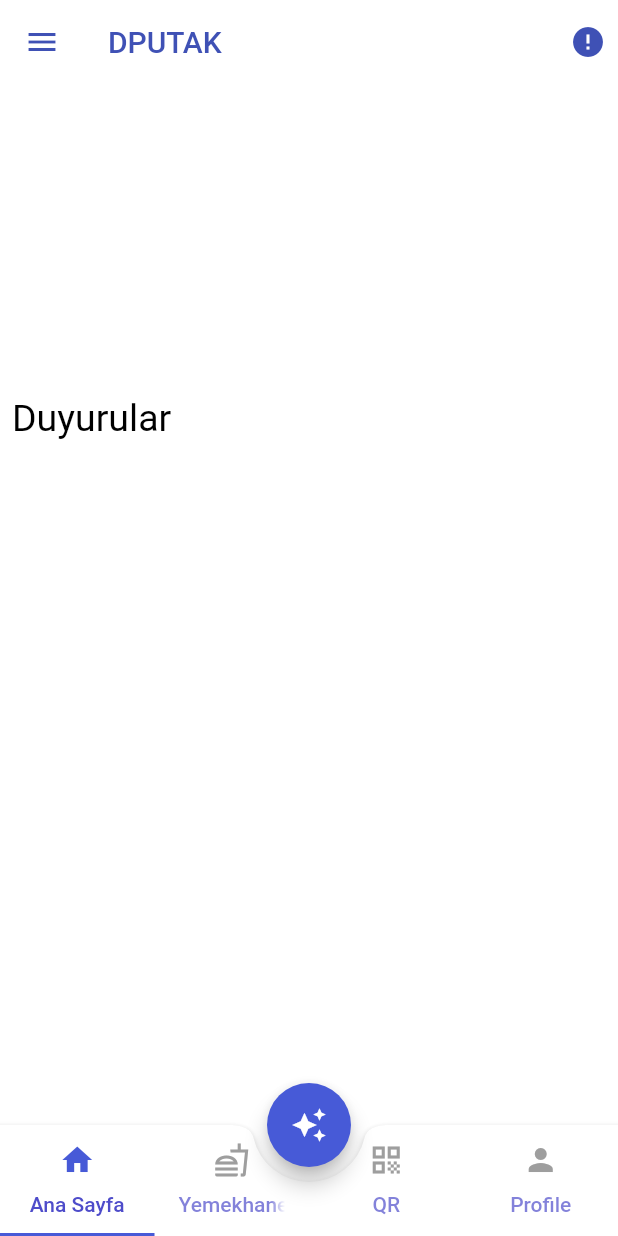
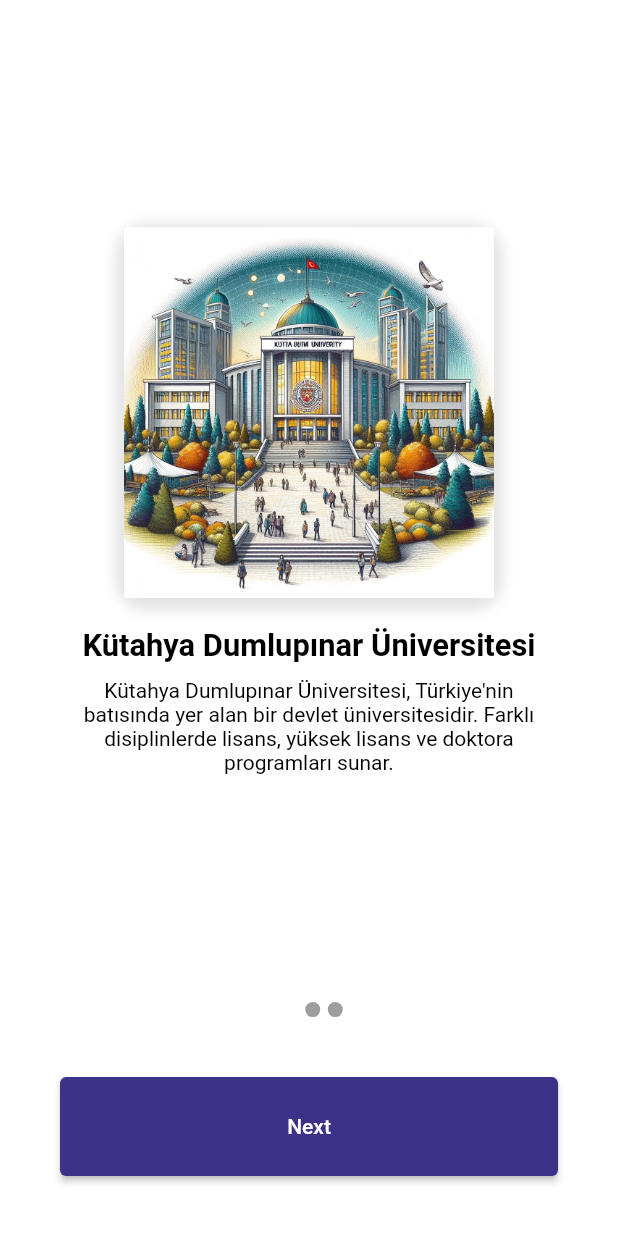
Before and after one commit to musaguzel/akilli_kampus, a Flutter app: the screen it shows after launch, on a phone screen of 412 x 824 dp. Run offline on Flutter 3.47's test engine with Material 2 defaults, Android fonts, the phone set to English and light mode, and no system bars; drawn by our look-alikes of cached_network_image; our stand-ins replace assets_audio_player, carousel_slider, cloud_firestore, connectivity_plus, easy_localization, firebase_auth and 13 more; missing offline and left inert: qr_code_scanner; accounts and stored records are empty; generated files the repository leaves out were written again; project files that could hold a hidden picture were left out.

Commit message:
hackathlon commit

```diff
--- a/lib/core/constants/navigation/navigation_constants.dart
+++ b/lib/core/constants/navigation/navigation_constants.dart
@@ -21,6 +21,8 @@
 
   static const MAIN = '/main';
 
+  static const ONBOARDING = '/onboarding';
+
   static const PRIVACY_POLICY = '/privacypolicy';
 
   static const ACADEMIC_CALENDAR = '/academiccalendar';
--- a/lib/core/init/navigation/navigation_route.dart
+++ b/lib/core/init/navigation/navigation_route.dart
@@ -1,4 +1,5 @@
 import 'package:akilli_kampus/view/academic_calendar/view/academic_calendar_page.dart';
+import 'package:akilli_kampus/view/authentication/onboarding/view/onboarding_page.dart';
 import 'package:akilli_kampus/view/bank_card/view/bank_card_page.dart';
 import 'package:akilli_kampus/view/change_password/view/change_password._page.dart';
 import 'package:akilli_kampus/view/home/view/news_details_page.dart';
@@ -44,6 +45,9 @@
       case NavigationConstants.RESTOURANT:
         return normalNavigate(yemekhane(), NavigationConstants.RESTOURANT ,args.arguments);
 
+      case NavigationConstants.ONBOARDING:
+        return normalNavigate(const OnBoardingScreen(), NavigationConstants.ONBOARDING ,args.arguments);
+
       case NavigationConstants.ACADEMIC_CALENDAR:
         return normalNavigate(const AcademicCalendar(), NavigationConstants.ACADEMIC_CALENDAR ,args.arguments);
 
--- /dev/null
+++ b/lib/view/authentication/onboarding/components/contents.dart
@@ -0,0 +1,19 @@
+class UnbordingContent{
+  String? image;
+  String? title;
+  String? discription;
+
+  UnbordingContent({this.image,this.title,this.discription});
+}
+List<UnbordingContent> contents=[
+  UnbordingContent(title: "Kütahya Dumlupınar Üniversitesi",
+  image: "assets/images/onboard1.jpg",
+  discription: "Kütahya Dumlupınar Üniversitesi, Türkiye'nin batısında yer alan bir devlet üniversitesidir. Farklı disiplinlerde lisans, yüksek lisans ve doktora programları sunar. "),
+   UnbordingContent(title: "Önemli Bilgiler",
+  image: "assets/images/onboard2.jpg",
+  discription: "Kütahya Dumlupınar Üniversitesi, Türkiye'nin köklü eğitim kurumlarından biridir ve geniş akademik yelpazesiyle bilim ve araştırma alanında öncüdür. Üniversite, öğrencilerine nitelikli eğitim ve fırsatlar sunarak geleceğe yönelik liderler yetiştirmeyi amaçlar."),
+   UnbordingContent(title: "Daha Önemli Bilgiler :)",
+  image: "assets/images/onboard3.jpg",
+  discription: "Kütahya Dumlupınar Üniversitesi, Türkiye'nin önemli eğitim merkezlerinden biridir ve çeşitli alanlarda akademik başarıya odaklanır.")
+
+];
--- /dev/null
+++ b/lib/view/authentication/onboarding/view/onboarding_page.dart
@@ -0,0 +1,136 @@
+import 'package:akilli_kampus/view/main/view/main_page.dart';
+import 'package:flutter/material.dart';
+import '../components/contents.dart';
+
+
+class OnBoardingScreen extends StatefulWidget {
+  const OnBoardingScreen({Key? key}) : super(key: key);
+
+  @override
+  State<OnBoardingScreen> createState() => _OnBoardingScreenState();
+}
+
+class _OnBoardingScreenState extends State<OnBoardingScreen> {
+  late PageController _controller;
+  int currentIndex = 0;
+
+  @override
+  void initState() {
+    super.initState();
+    _controller = PageController(initialPage: 0);
+  }
+
+  @override
+  void dispose() {
+    _controller.dispose();
+    super.dispose();
+  }
+
+  @override
+  Widget build(BuildContext context) {
+    return Scaffold(
+      body: Column(
+        children: [
+          Expanded(
+            child: PageView.builder(
+              controller: _controller,
+              onPageChanged: (int index) {
+                setState(() {
+                  currentIndex = index;
+                });
+              },
+              itemCount: contents.length,
+              itemBuilder: (_, i) {
+                return Padding(
+                  padding: const EdgeInsets.symmetric(horizontal: 40, vertical: 20),
+                  child: Column(
+                    mainAxisAlignment: MainAxisAlignment.center,
+                    children: [
+                      Container(
+                        decoration: BoxDecoration(
+                          borderRadius: BorderRadius.circular(20),
+                          boxShadow: [
+                            BoxShadow(
+                              color: Colors.grey.withOpacity(0.3),
+                              spreadRadius: 5,
+                              blurRadius: 7,
+                              offset: const Offset(0, 3),
+                            ),
+                          ],
+                        ),
+                        child: ClipRRect(
+                          borderRadius: BorderRadius.circular(2),
+                          child: Image.asset(
+                            contents[i].image ?? "",
+                            fit: BoxFit.cover,
+                            width: MediaQuery.of(context).size.width * 0.6,
+                            height: MediaQuery.of(context).size.width * 0.6,
+                          ),
+                        ),
+                      ),
+                      const SizedBox(height: 20),
+                      Text(
+                        contents[i].title ?? "",
+                        textAlign: TextAlign.center,
+                        style: TextStyle(
+                          fontSize: MediaQuery.of(context).size.width * 0.05,
+                          fontWeight: FontWeight.bold,
+                        ),
+                      ),
+                      const SizedBox(height: 10),
+                      Text(
+                        contents[i].discription ?? "",
+                        textAlign: TextAlign.center,
+                        style: const TextStyle(),
+                      ),
+                    ],
+                  ),
+                );
+              },
+            ),
+          ),
+          Container(
+            child: Row(
+              mainAxisAlignment: MainAxisAlignment.center,
+              children: List.generate(3, (index) => buildDot(context, index)),
+            ),
+          ),
+          Container(
+            height: MediaQuery.of(context).size.height * 0.08,
+            margin: const EdgeInsets.all(40),
+            child: ElevatedButton(
+              child: Text(currentIndex == contents.length - 1 ? "Continue" : "Next"),
+              onPressed: () {
+                if (currentIndex == contents.length - 1) {
+                  Navigator.push(
+                    context,
+                    MaterialPageRoute(builder: (context) => MainPage()),
+                  );
+                } else {
+                  _controller.nextPage(duration: const Duration(milliseconds: 100), curve: Curves.easeInOut);
+                }
+              },
+            ),
+            width: double.infinity,
+          )
+        ],
+      ),
+    );
+  }
+
+  Container buildDot(BuildContext context, int index) {
+    return Container(
+      height: 10,
+      margin: const EdgeInsets.only(right: 5),
+      child: AnimatedContainer(
+        duration: const Duration(milliseconds: 300),
+        height: 10,
+        width: currentIndex == index ? 20 : 10,
+        decoration: BoxDecoration(
+          borderRadius: BorderRadius.circular(20),
+          color: currentIndex == index ? Theme.of(context).primaryColor : Colors.grey,
+        ),
+      ),
+    );
+  }
+}
--- a/lib/view/splash/view/splash_view.dart
+++ b/lib/view/splash/view/splash_view.dart
@@ -1,3 +1,4 @@
+import 'package:akilli_kampus/core/extension/string_extension.dart';
 import 'package:akilli_kampus/product/gradient_background/gradient_background.dart';
 import 'package:flutter/material.dart';
 import '../../../core/base/state/base_state.dart';
@@ -28,10 +29,24 @@
   }
 
   Widget buildScaffoldBody(BuildContext context, SplashViewModel viewModel) {
-    return const Scaffold(
+    return  Scaffold(
       body:  CustomGradientBackground(
         child: Center(
-          child: Text('Akıllı Kampüs'),
+          child: Column(
+            mainAxisAlignment: MainAxisAlignment.center,
+            crossAxisAlignment: CrossAxisAlignment.center,
+            children: [
+              Image.asset('DPUTAK LOGO'.toPNG,height: 170,),
+              const Center(
+                child: ListTile(
+                  title: Divider(color: Colors.indigo,thickness: 1 ,)           ,
+                  subtitle: Center(child: Text('\nTeknolojik Akıllı Kampüs',style: TextStyle(color: Colors.indigo,fontWeight: FontWeight.bold,fontStyle: FontStyle.italic),)),
+
+                ),
+              )
+
+            ],
+          ),
         ),
       )
     );
--- a/lib/view/splash/viewModel/splash_view_model.dart
+++ b/lib/view/splash/viewModel/splash_view_model.dart
@@ -26,7 +26,7 @@
 
         firebaseAuth.authStateChanges().listen((User? user) {
           if (user == null) {
-            navigation.navigateToPageClear(path: NavigationConstants.MAIN);
+            navigation.navigateToPageClear(path: NavigationConstants.ONBOARDING);
             debugPrint("çıkış yapıldı");
           } else {
             navigation.navigateToPageClear(path:  NavigationConstants.MAIN);
```
Also changed, not shown: assets/images/onboard1.jpg (added), assets/images/onboard2.jpg (added), assets/images/onboard3.jpg (added).
